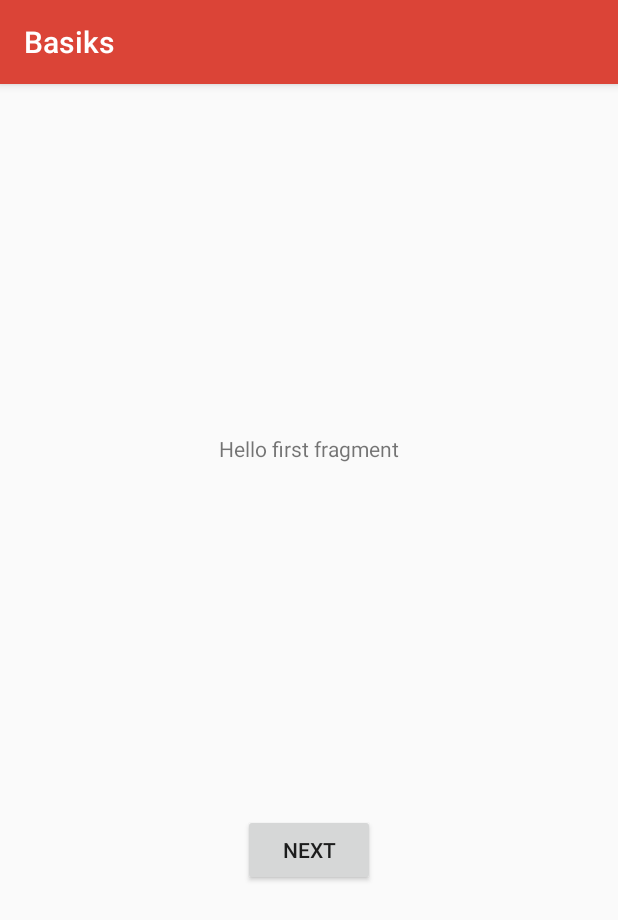
After one commit to godfrey-asiimwe/Basiks-apps, an Android app: the fragment FirstFragment shown on its own in the app's theme, on a phone screen of 412 x 824 dp. The commit adds this screen. Shown: the top 920 px of the screen. Run offline under Robolectric (Android 15) with nearby library versions, the phone set to English and light mode, and no system bars.

Commit message:
Adding a bashboard to the project

```diff
--- a/app/build.gradle
+++ b/app/build.gradle
@@ -28,6 +28,8 @@ dependencies {
     implementation 'androidx.constraintlayout:constraintlayout:1.1.3'
     implementation 'com.google.android.material:material:1.2.0'
     implementation 'androidx.swiperefreshlayout:swiperefreshlayout:1.2.0-alpha01'
+    implementation 'androidx.navigation:navigation-fragment:2.3.0'
+    implementation 'androidx.navigation:navigation-ui:2.3.0'
     testImplementation 'junit:junit:4.12'
     androidTestImplementation 'androidx.test.ext:junit:1.1.1'
     androidTestImplementation 'androidx.test.espresso:espresso-core:3.2.0'
--- a/app/src/main/AndroidManifest.xml
+++ b/app/src/main/AndroidManifest.xml
@@ -12,7 +12,11 @@
         android:supportsRtl="true"
         android:theme="@style/AppTheme"
         android:usesCleartextTraffic="true">
-        <activity android:name=".ProductActivity"></activity>
+        <activity
+            android:name=".DashBoard"
+            android:label="@string/title_activity_dash_board"
+            android:theme="@style/AppTheme.NoActionBar"></activity>
+        <activity android:name=".ProductActivity" />
         <activity android:name=".ProfileActivity" />
         <activity android:name=".LoginActivity" />
         <activity android:name=".MainActivity">
--- /dev/null
+++ b/app/src/main/java/com/example/basiks/FirstFragment.java
@@ -0,0 +1,34 @@
+package com.example.basiks;
+
+import android.os.Bundle;
+import android.view.LayoutInflater;
+import android.view.View;
+import android.view.ViewGroup;
+
+import androidx.annotation.NonNull;
+import androidx.fragment.app.Fragment;
+import androidx.navigation.fragment.NavHostFragment;
+
+public class FirstFragment extends Fragment {
+
+    @Override
+    public View onCreateView(
+            LayoutInflater inflater, ViewGroup container,
+            Bundle savedInstanceState
+    ) {
+        // Inflate the layout for this fragment
+        return inflater.inflate(R.layout.fragment_first, container, false);
+    }
+
+    public void onViewCreated(@NonNull View view, Bundle savedInstanceState) {
+        super.onViewCreated(view, savedInstanceState);
+
+        view.findViewById(R.id.button_first).setOnClickListener(new View.OnClickListener() {
+            @Override
+            public void onClick(View view) {
+                NavHostFragment.findNavController(FirstFragment.this)
+                        .navigate(R.id.action_FirstFragment_to_SecondFragment);
+            }
+        });
+    }
+}
--- a/app/src/main/java/com/example/basiks/MainActivity.java
+++ b/app/src/main/java/com/example/basiks/MainActivity.java
@@ -133,7 +133,7 @@ public class MainActivity extends AppCompatActivity {
 
                         //starting the profile activity
                         finish();
-                        startActivity(new Intent(getApplicationContext(), ProductActivity.class));
+                        startActivity(new Intent(getApplicationContext(), DashBoard.class));
                     } else {
                         Toast.makeText(getApplicationContext(), "Invalid username or password", Toast.LENGTH_SHORT).show();
                     }
--- /dev/null
+++ b/app/src/main/res/layout/content_dash_board.xml
@@ -0,0 +1,6 @@
+<?xml version="1.0" encoding="utf-8"?>
+<androidx.constraintlayout.widget.ConstraintLayout xmlns:android="http://schemas.android.com/apk/res/android"
+    xmlns:app="http://schemas.android.com/apk/res-auto"
+    android:layout_width="match_parent"
+    android:layout_height="match_parent"
+    app:layout_behavior="@string/appbar_scrolling_view_behavior"></androidx.constraintlayout.widget.ConstraintLayout>
--- /dev/null
+++ b/app/src/main/res/layout/fragment_first.xml
@@ -0,0 +1,28 @@
+<?xml version="1.0" encoding="utf-8"?>
+<androidx.constraintlayout.widget.ConstraintLayout xmlns:android="http://schemas.android.com/apk/res/android"
+    xmlns:app="http://schemas.android.com/apk/res-auto"
+    xmlns:tools="http://schemas.android.com/tools"
+    android:layout_width="match_parent"
+    android:layout_height="match_parent"
+    tools:context=".FirstFragment">
+
+    <TextView
+        android:id="@+id/textview_first"
+        android:layout_width="wrap_content"
+        android:layout_height="wrap_content"
+        android:text="@string/hello_first_fragment"
+        app:layout_constraintBottom_toTopOf="@id/button_first"
+        app:layout_constraintEnd_toEndOf="parent"
+        app:layout_constraintStart_toStartOf="parent"
+        app:layout_constraintTop_toTopOf="parent" />
+
+    <Button
+        android:id="@+id/button_first"
+        android:layout_width="wrap_content"
+        android:layout_height="wrap_content"
+        android:text="@string/next"
+        app:layout_constraintBottom_toBottomOf="parent"
+        app:layout_constraintEnd_toEndOf="parent"
+        app:layout_constraintStart_toStartOf="parent"
+        app:layout_constraintTop_toBottomOf="@id/textview_first" />
+</androidx.constraintlayout.widget.ConstraintLayout>
--- a/app/src/main/res/values/strings.xml
+++ b/app/src/main/res/values/strings.xml
@@ -9,4 +9,12 @@
     <string name="help">Help</string>
     <string name="new_game"></string>
     <string name="logout">Log out</string>
+    <string name="title_activity_dash_board">DashBoard</string>
+    <!-- Strings used for fragments for navigation -->
+    <string name="first_fragment_label">First Fragment</string>
+    <string name="second_fragment_label">Second Fragment</string>
+    <string name="next">Next</string>
+
+    <string name="hello_first_fragment">Hello first fragment</string>
+    <string name="hello_second_fragment">Hello second fragment. Arg: %1$s</string>
 </resources>
```
Also changed, not shown: app/src/main/java/com/example/basiks/DashBoard.java (added, +31 -0 lines), app/src/main/java/com/example/basiks/SecondFragment.java (added, +34 -0 lines), app/src/main/res/layout/activity_dash_board.xml (added, +33 -0 lines), app/src/main/res/layout/fragment_second.xml (added, +27 -0 lines), app/src/main/res/navigation/nav_graph.xml (added, +28 -0 lines).
